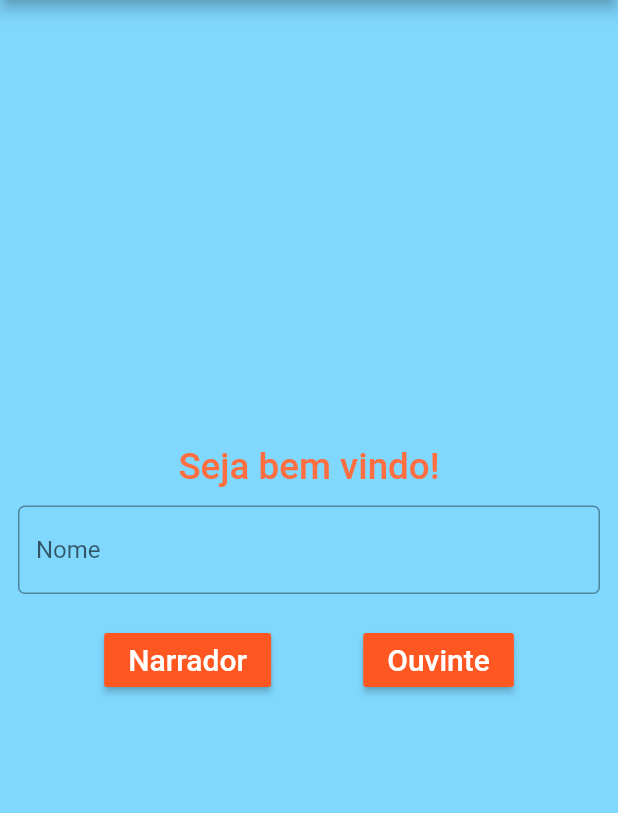
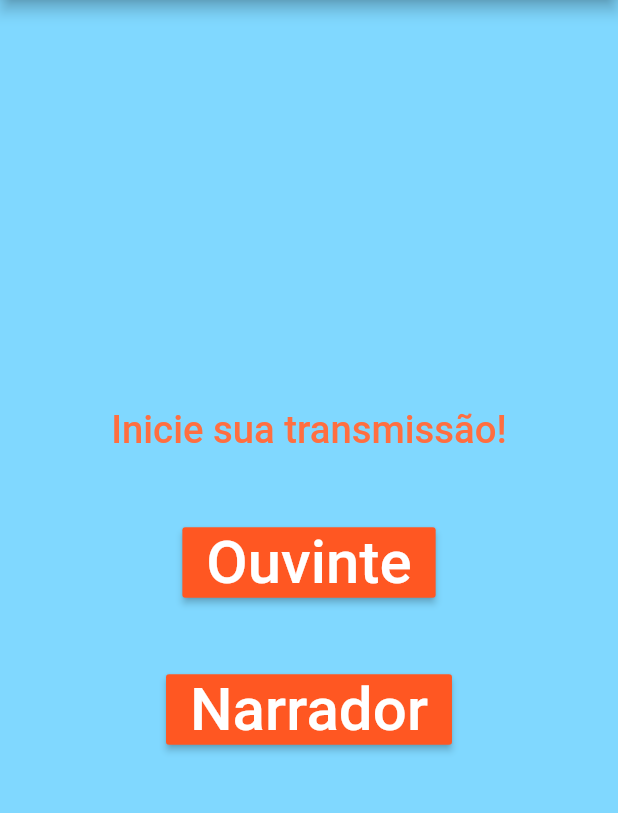
Before and after one commit to mayconghizoni/audio-descricao, a Flutter app: the screen it shows after launch, on a phone screen of 412 x 824 dp, the part 84-897 px from its top. Run offline on Flutter 3.47's test engine with Material 2 defaults, Android fonts, the phone set to English and light mode, and no system bars; missing offline and left inert: sound_stream, wifi_info_flutter.

Commit message:
Ajustes Activity Decision 18-05-21

```diff
--- a/lib/ui/decision.dart
+++ b/lib/ui/decision.dart
@@ -8,39 +8,11 @@ class Decision extends StatefulWidget {
 }
 
 class _DecisionState extends State<Decision> {
-  final TextEditingController _usuarioController = new TextEditingController();
-  final GlobalKey<FormState> _formKey = GlobalKey<FormState>();
-  bool _autoValidate = false;
-  String _name = "";
-
-  validateInputsStoryteller() {
-    if (_formKey.currentState.validate()) {
-      _formKey.currentState.save();
-      showHomeStoryteller();
-    } else {
-      setState(() {
-        _autoValidate = true;
-      });
-    }
-  }
-
-  validateInputsListener() {
-    if (_formKey.currentState.validate()) {
-      _formKey.currentState.save();
-      showHomeListener();
-    } else {
-      setState(() {
-        _autoValidate = true;
-      });
-    }
-  }
-
   showHomeStoryteller() {
-    String textToSend = _usuarioController.text;
     Navigator.push(
         context,
         MaterialPageRoute(
-          builder: (context) => new Home(textToSend),
+          builder: (context) => new Home(),
         ));
   }
 
@@ -61,81 +33,53 @@ class _DecisionState extends State<Decision> {
         // actions: <Widget>[],
       ),
       backgroundColor: Colors.lightBlueAccent[100],
-        body: Form(
-          key: _formKey,
+      body: Container(
+        alignment: Alignment.center,
         child: Column(
           mainAxisAlignment: MainAxisAlignment.center,
           children: <Widget>[
-                Text(
-                  "Seja bem vindo!",
+            Padding(
+              padding: const EdgeInsets.all(25.0),
+              child: Text("Inicie sua transmissão!",
                   style: TextStyle(
-                    fontSize: 24.5,
+                      fontSize: 25.5,
                       fontWeight: FontWeight.w500,
-                    color: Colors.deepOrangeAccent,
+                      color: Colors.deepOrangeAccent)),
+            ),
+            // ignore: deprecated_member_use
+            Padding(
+              padding: const EdgeInsets.all(25.0),
+              child: RaisedButton(
+                onPressed: showHomeListener,
+                color: Colors.deepOrange,
+                child: Text(
+                  "Ouvinte",
+                  style: TextStyle(
+                    fontSize: 40.0,
+                    color: Colors.white,
                   ),
                 ),
-                Padding(
-                  padding: const EdgeInsets.all(12.0),
-                  child: TextFormField(
-                    controller: _usuarioController,
-                    decoration: InputDecoration(
-                      hintText: 'Nome',
-                      border: OutlineInputBorder(
-                          borderRadius: BorderRadius.circular(4.5)),
-                    ),
-                    keyboardType: TextInputType.text,
-                    validator: (String arg) {
-                      if (arg.length < 3)
-                        return 'Digite seu nome';
-                      else
-                        return null;
-                    },
-                    onSaved: (String val) {
-                      _name = val;
-                    },
               ),
             ),
+
+            // ignore: deprecated_member_use
             Padding(
-                  padding: const EdgeInsets.all(8.0),
-                  child: Container(
-                    child: Row(
-                      mainAxisAlignment: MainAxisAlignment.spaceEvenly,
-                      children: <Widget>[
-                        //Entrar
-                        Container(
-                          // ignore: deprecated_member_use
+              padding: const EdgeInsets.all(25.0),
               child: RaisedButton(
-                            onPressed: validateInputsStoryteller,
+                onPressed: showHomeStoryteller,
                 color: Colors.deepOrange,
                 child: Text(
                   "Narrador",
                   style: TextStyle(
                     color: Colors.white,
-                                fontSize: 20.0,
+                    fontSize: 40.0,
                   ),
                 ),
               ),
             ),
-                        //Cancelar
-                        Container(
-                          // ignore: deprecated_member_use
-                          child: RaisedButton(
-                            onPressed: validateInputsListener,
-                            color: Colors.deepOrange,
-                            child: Text(
-                              "Ouvinte",
-                              style: TextStyle(
-                                fontSize: 20.0,
-                                color: Colors.white,
-                              ),
-                            ),
-                          ),
-                        )
           ],
         ),
       ),
-                )
-              ]),
-        ));
+    );
   }
 }
```
Also changed, not shown: lib/ui/storyteller/home.dart (+3 -10 lines). Lines whose indentation alone changed are shown as unchanged.
